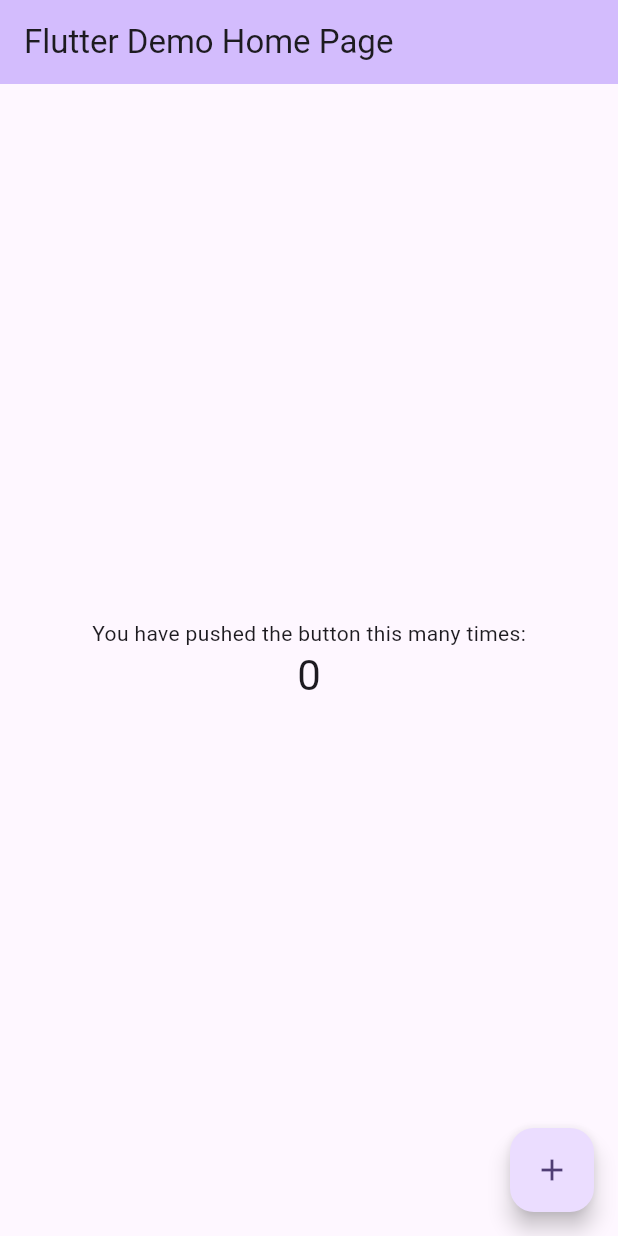
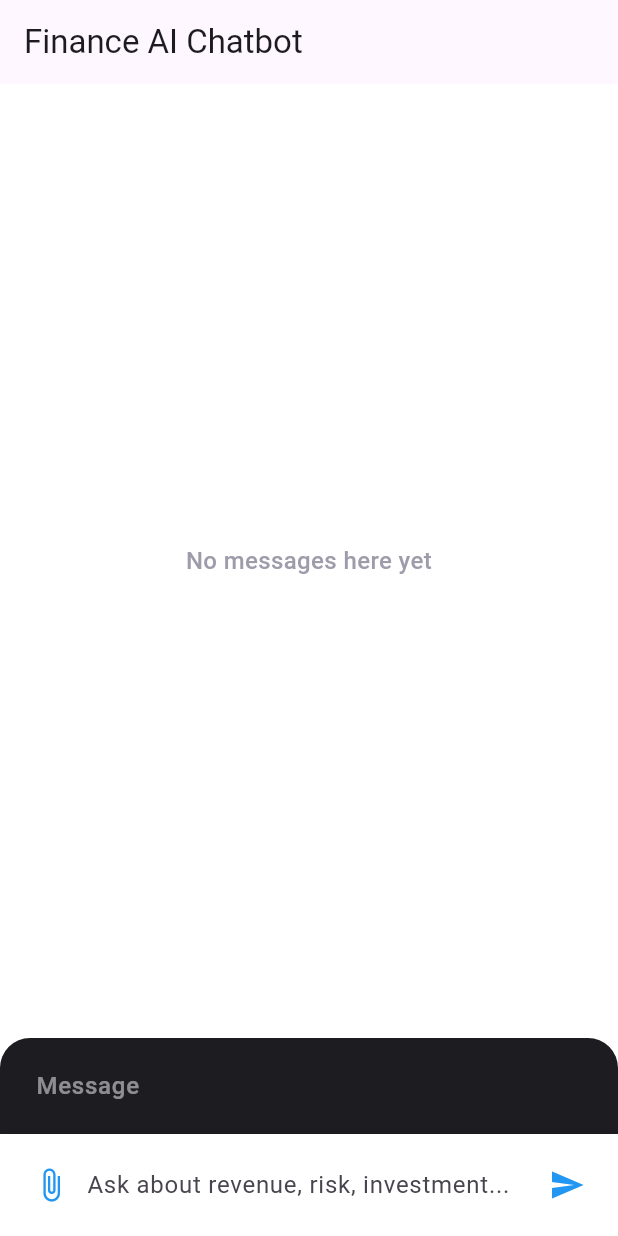
Before and after one commit to dhruvjaink07/finance-analysis, a Flutter app: the screen it shows after launch, on a phone screen of 412 x 824 dp. Run offline on Flutter 3.47's test engine with Material 3 defaults, Android fonts, the phone set to English and light mode, and no system bars; our stand-ins replace file_picker, flutter_chat_types, flutter_chat_ui.

Commit message:
Chatbot screen

```diff
--- a/lib/main.dart
+++ b/lib/main.dart
@@ -1,4 +1,5 @@
 import 'package:flutter/material.dart';
+import 'package:techblitz/screens/chatbot_screen.dart';
 
 void main() {
   runApp(const MyApp());
@@ -31,95 +32,7 @@
         colorScheme: ColorScheme.fromSeed(seedColor: Colors.deepPurple),
         useMaterial3: true,
       ),
-      home: const MyHomePage(title: 'Flutter Demo Home Page'),
+      home: ChatbotScreen(),
     );
   }
 }
-
-class MyHomePage extends StatefulWidget {
-  const MyHomePage({super.key, required this.title});
-
-  // This widget is the home page of your application. It is stateful, meaning
-  // that it has a State object (defined below) that contains fields that affect
-  // how it looks.
-
-  // This class is the configuration for the state. It holds the values (in this
-  // case the title) provided by the parent (in this case the App widget) and
-  // used by the build method of the State. Fields in a Widget subclass are
-  // always marked "final".
-
-  final String title;
-
-  @override
-  State<MyHomePage> createState() => _MyHomePageState();
-}
-
-class _MyHomePageState extends State<MyHomePage> {
-  int _counter = 0;
-
-  void _incrementCounter() {
-    setState(() {
-      // This call to setState tells the Flutter framework that something has
-      // changed in this State, which causes it to rerun the build method below
-      // so that the display can reflect the updated values. If we changed
-      // _counter without calling setState(), then the build method would not be
-      // called again, and so nothing would appear to happen.
-      _counter++;
-    });
-  }
-
-  @override
-  Widget build(BuildContext context) {
-    // This method is rerun every time setState is called, for instance as done
-    // by the _incrementCounter method above.
-    //
-    // The Flutter framework has been optimized to make rerunning build methods
-    // fast, so that you can just rebuild anything that needs updating rather
-    // than having to individually change instances of widgets.
-    return Scaffold(
-      appBar: AppBar(
-        // TRY THIS: Try changing the color here to a specific color (to
-        // Colors.amber, perhaps?) and trigger a hot reload to see the AppBar
-        // change color while the other colors stay the same.
-        backgroundColor: Theme.of(context).colorScheme.inversePrimary,
-        // Here we take the value from the MyHomePage object that was created by
-        // the App.build method, and use it to set our appbar title.
-        title: Text(widget.title),
-      ),
-      body: Center(
-        // Center is a layout widget. It takes a single child and positions it
-        // in the middle of the parent.
-        child: Column(
-          // Column is also a layout widget. It takes a list of children and
-          // arranges them vertically. By default, it sizes itself to fit its
-          // children horizontally, and tries to be as tall as its parent.
-          //
-          // Column has various properties to control how it sizes itself and
-          // how it positions its children. Here we use mainAxisAlignment to
-          // center the children vertically; the main axis here is the vertical
-          // axis because Columns are vertical (the cross axis would be
-          // horizontal).
-          //
-          // TRY THIS: Invoke "debug painting" (choose the "Toggle Debug Paint"
-          // action in the IDE, or press "p" in the console), to see the
-          // wireframe for each widget.
-          mainAxisAlignment: MainAxisAlignment.center,
-          children: <Widget>[
-            const Text(
-              'You have pushed the button this many times:',
-            ),
-            Text(
-              '$_counter',
-              style: Theme.of(context).textTheme.headlineMedium,
-            ),
-          ],
-        ),
-      ),
-      floatingActionButton: FloatingActionButton(
-        onPressed: _incrementCounter,
-        tooltip: 'Increment',
-        child: const Icon(Icons.add),
-      ), // This trailing comma makes auto-formatting nicer for build methods.
-    );
-  }
-}
--- /dev/null
+++ b/lib/screens/chatbot_screen.dart
@@ -0,0 +1,142 @@
+import 'dart:io';
+import 'package:file_picker/file_picker.dart';
+import 'package:flutter/material.dart';
+import 'package:flutter_chat_ui/flutter_chat_ui.dart';
+import 'package:flutter_chat_types/flutter_chat_types.dart' as types;
+import 'package:uuid/uuid.dart';
+
+class ChatbotScreen extends StatefulWidget {
+  @override
+  _ChatbotScreenState createState() => _ChatbotScreenState();
+}
+
+class _ChatbotScreenState extends State<ChatbotScreen> {
+  final List<types.Message> _messages = [];
+  final _user = const types.User(id: 'user');
+  final _bot = const types.User(id: 'bot');
+  final _uuid = Uuid();
+  File? _uploadedFile;
+  String? _fileName;
+
+  // Function to pick file (CSV/PDF)
+  Future<void> _pickFile() async {
+    FilePickerResult? result = await FilePicker.platform.pickFiles(
+      type: FileType.custom,
+      allowedExtensions: ['csv', 'pdf'],
+    );
+
+    if (result != null) {
+      setState(() {
+        _uploadedFile = File(result.files.single.path!);
+        _fileName = result.files.single.name;
+      });
+
+      // Add file upload message to chat
+      final message = types.TextMessage(
+        id: _uuid.v4(),
+        author: _user,
+        text: "📄 Uploaded file: $_fileName",
+      );
+      _addMessage(message);
+    }
+  }
+
+  // Function to send message
+  void _sendMessage(String text) {
+    if (text.isEmpty) return;
+
+    final message = types.TextMessage(
+      id: _uuid.v4(),
+      author: _user,
+      text: text,
+    );
+
+    _addMessage(message);
+    _getBotResponse(text);
+  }
+
+  // Function to simulate bot response
+  void _getBotResponse(String text) {
+    Future.delayed(Duration(milliseconds: 800), () {
+      final response = types.TextMessage(
+        id: _uuid.v4(),
+        author: _bot,
+        text: "🤖 AI Analysis: Here's an insight for '$text'...",
+      );
+      _addMessage(response);
+    });
+  }
+
+  // Function to add message to chat
+  void _addMessage(types.Message message) {
+    setState(() {
+      _messages.insert(0, message);
+    });
+  }
+
+  @override
+  Widget build(BuildContext context) {
+    return Scaffold(
+      appBar: AppBar(title: Text("Finance AI Chatbot")),
+      body: Column(
+        children: [
+          Expanded(
+            child: Chat(
+              messages: _messages,
+              onSendPressed: (partialText) => _sendMessage(partialText.text),
+              user: _user,
+            ),
+          ),
+          if (_uploadedFile != null)
+            Padding(
+              padding: EdgeInsets.symmetric(horizontal: 12, vertical: 6),
+              child: Row(
+                children: [
+                  Icon(Icons.insert_drive_file, color: Colors.blue),
+                  SizedBox(width: 8),
+                  Expanded(
+                      child: Text(_fileName!, overflow: TextOverflow.ellipsis)),
+                  IconButton(
+                    icon: Icon(Icons.close, color: Colors.red),
+                    onPressed: () => setState(() => _uploadedFile = null),
+                  ),
+                ],
+              ),
+            ),
+          _buildInputArea(),
+        ],
+      ),
+    );
+  }
+
+  // Input field with send & attach buttons
+  Widget _buildInputArea() {
+    return Container(
+      padding: EdgeInsets.all(10),
+      decoration: BoxDecoration(
+          color: Colors.white,
+          boxShadow: [BoxShadow(color: Colors.black12, blurRadius: 5)]),
+      child: Row(
+        children: [
+          IconButton(
+            icon: Icon(Icons.attach_file, color: Colors.blue),
+            onPressed: _pickFile,
+          ),
+          Expanded(
+            child: TextField(
+              decoration: InputDecoration(
+                hintText: "Ask about revenue, risk, investment...",
+                border: InputBorder.none,
+              ),
+              onSubmitted: _sendMessage,
+            ),
+          ),
+          IconButton(
+            icon: Icon(Icons.send, color: Colors.blue),
+            onPressed: () {},
+          ),
+        ],
+      ),
+    );
+  }
+}
--- a/pubspec.yaml
+++ b/pubspec.yaml
@@ -35,6 +35,10 @@ dependencies:
   # The following adds the Cupertino Icons font to your application.
   # Use with the CupertinoIcons class for iOS style icons.
   cupertino_icons: ^1.0.8
+  file_picker: ^9.2.1
+  flutter_chat_ui: ^1.6.15
+  flutter_chat_types: ^3.6.2
+  uuid: ^4.5.1
 
 dev_dependencies:
   flutter_test:
```
Also changed, not shown: pubspec.lock, 5 other files.
